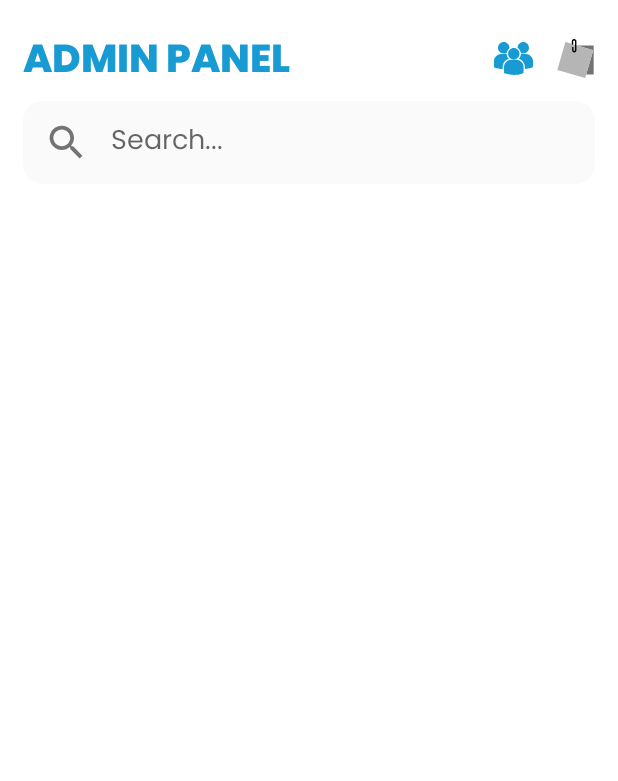
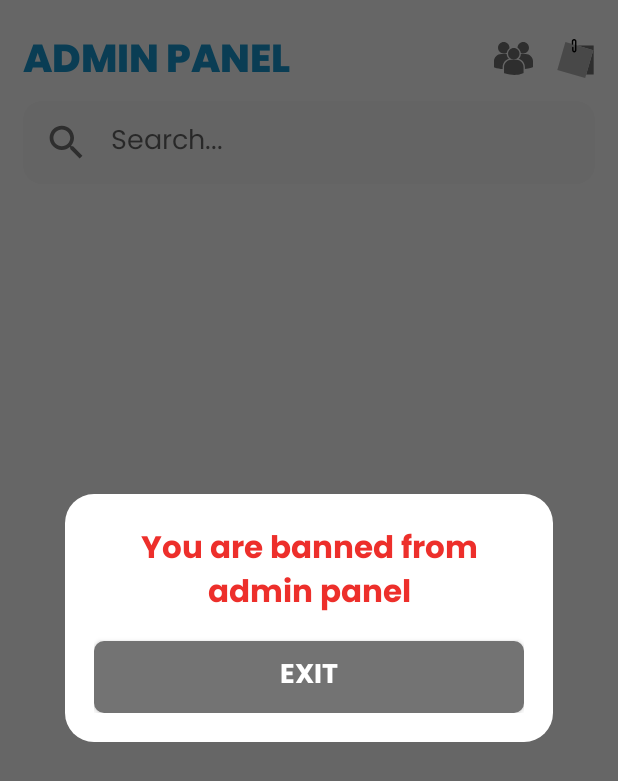
Before and after one commit to andreolikalcopoli/ViralAdminPanel, an Android app: the screen it shows after launch once a user with an empty profile is signed in (MainActivity), on a phone screen of 412 x 824 dp. Shown: the top 781 px of the screen. Run offline under Robolectric (Android 15) with nearby library versions, the phone set to English and light mode, and no system bars; our stand-ins replace Firebase (no records; nobody signed in at launch, a user with empty details on screens opened directly), sdp/ssp sizes.

Commit message:
###ADMIN PANEL###

```diff
--- a/app/src/main/java/com/magma/viraladminpanel/MainActivity.java
+++ b/app/src/main/java/com/magma/viraladminpanel/MainActivity.java
@@ -9,7 +9,6 @@ import android.app.Activity;
 import android.content.Intent;
 import android.os.Bundle;
 
-import android.provider.ContactsContract;
 import android.text.Editable;
 import android.text.TextWatcher;
 import android.view.View;
@@ -30,12 +29,13 @@ import com.google.firebase.database.ValueEventListener;
 import com.magma.viraladminpanel.Adapter.PeopleAdapter;
 import com.magma.viraladminpanel.Adapter.PostAdapter;
 import com.magma.viraladminpanel.Popup.PopupAddAdmin;
+import com.magma.viraladminpanel.Popup.PopupBlockedAdmin;
+import com.magma.viraladminpanel.Popup.PopupSettings;
 
 import java.util.ArrayList;
 import java.util.Collections;
 import java.util.HashMap;
 import java.util.List;
-import java.util.Locale;
 import java.util.Map;
 
 public class MainActivity extends AppCompatActivity {
@@ -72,10 +72,12 @@ public class MainActivity extends AppCompatActivity {
         super.onCreate(savedInstanceState);
         setContentView(R.layout.activity_main);
 
+        mActivity = this;
+
         firebaseUser = FirebaseAuth.getInstance().getCurrentUser();
 
         if(firebaseUser != null) {
-            init();
+            checkBlocked();
         } else {
             Intent intent = new Intent(this, LoginActivity.class);
             startActivity(intent);
@@ -83,39 +85,51 @@ public class MainActivity extends AppCompatActivity {
         }
     }
 
-    private void init() {
-        loadedPeoples = false;
-        loadedPosts = false;
-
-        mActivity = this;
-
-        addAdmin = (ImageButton) findViewById(R.id.imageButtonAddAdmin);
-        settings = (ImageButton) findViewById(R.id.imageButtonSettings);
-
+    private void checkBlocked() {
         DatabaseReference adminRef = FirebaseDatabase.getInstance().getReference("admins");
 
         adminRef.child(firebaseUser.getUid())
                 .addValueEventListener(new ValueEventListener() {
                     @Override
                     public void onDataChange(@NonNull DataSnapshot snapshot) {
-                        String adminLevel = snapshot.getValue(String.class);
+                        Admin admin = snapshot.getValue(Admin.class);
 
-                        if(adminLevel.equals("head admin")) {
-                            addAdmin.setVisibility(View.VISIBLE);
-                            settings.setVisibility(View.VISIBLE);
+                        if(admin != null) {
+                            init(admin);
                         } else {
-                            addAdmin.setVisibility(View.GONE);
-                            settings.setVisibility(View.GONE);
+                            PopupBlockedAdmin popupBlockedAdmin = new PopupBlockedAdmin();
+                            popupBlockedAdmin.showPopup(mActivity);
                         }
                     }
 
                     @Override
                     public void onCancelled(@NonNull DatabaseError error) {}
                 });
+    }
+
+    private void init(Admin admin) {
+        loadedPeoples = false;
+        loadedPosts = false;
+
+        addAdmin = (ImageButton) findViewById(R.id.imageButtonAddAdmin);
+        settings = (ImageButton) findViewById(R.id.imageButtonSettings);
+
+        if(admin.getAdminLevel().equals("head admin")) {
+            addAdmin.setVisibility(View.VISIBLE);
+            settings.setVisibility(View.VISIBLE);
+        } else if(admin.getAdminLevel().equals("admin")) {
+            addAdmin.setVisibility(View.GONE);
+            settings.setVisibility(View.GONE);
+        }
 
         addAdmin.setOnClickListener(view -> {
             PopupAddAdmin popupAddAdmin = new PopupAddAdmin();
             popupAddAdmin.showPopup(mActivity);
+        });
+
+        settings.setOnClickListener(view -> {
+            PopupSettings popupSettings = new PopupSettings();
+            popupSettings.showPopup(mActivity);
         });
 
         progressBar = (ProgressBar) findViewById(R.id.progressBar);
--- /dev/null
+++ b/app/src/main/java/com/magma/viraladminpanel/Popup/PopupBlockedAdmin.java
@@ -0,0 +1,29 @@
+package com.magma.viraladminpanel.Popup;
+
+import android.app.Activity;
+import android.app.Dialog;
+import android.graphics.Color;
+import android.graphics.drawable.ColorDrawable;
+import android.view.Window;
+import android.widget.Button;
+
+import com.magma.viraladminpanel.R;
+
+public class PopupBlockedAdmin {
+
+    public void showPopup(Activity activity) {
+        final Dialog dialog = new Dialog(activity);
+        dialog.requestWindowFeature(Window.FEATURE_NO_TITLE);
+        dialog.setContentView(R.layout.blocked_admin_popup);
+        dialog.setCancelable(false);
+        dialog.getWindow().setBackgroundDrawable(new ColorDrawable(Color.TRANSPARENT));
+
+        Button buttonExit = (Button) dialog.findViewById(R.id.buttonExitBlockedAdminPopup);
+        buttonExit.setOnClickListener(view -> {
+            dialog.dismiss();
+            activity.finishAffinity();
+        });
+
+        dialog.show();
+    }
+}
--- a/app/src/main/res/layout/activity_main.xml
+++ b/app/src/main/res/layout/activity_main.xml
@@ -108,6 +108,7 @@
                 android:id="@+id/recPeople"
                 android:layout_width="match_parent"
                 android:layout_height="wrap_content"
+                android:paddingBottom="@dimen/_30sdp"
                 android:layout_marginLeft="@dimen/_12sdp"
                 android:layout_marginRight="@dimen/_12sdp"
                 android:visibility="gone" />
@@ -116,6 +117,7 @@
                 android:id="@+id/recPosts"
                 android:layout_width="match_parent"
                 android:layout_height="wrap_content"
+                android:paddingBottom="@dimen/_30sdp"
                 android:visibility="gone" />
         </LinearLayout>
     </androidx.core.widget.NestedScrollView>
--- /dev/null
+++ b/app/src/main/res/layout/blocked_admin_popup.xml
@@ -0,0 +1,36 @@
+<?xml version="1.0" encoding="utf-8"?>
+<androidx.constraintlayout.widget.ConstraintLayout xmlns:android="http://schemas.android.com/apk/res/android"
+    xmlns:app="http://schemas.android.com/apk/res-auto"
+    xmlns:tools="http://schemas.android.com/tools"
+    android:layout_width="@dimen/_250sdp"
+    android:layout_height="wrap_content"
+    android:background="@drawable/popup_background"
+    android:padding="@dimen/_15sdp">
+
+    <TextView
+        android:id="@+id/textView7"
+        android:layout_width="match_parent"
+        android:layout_height="wrap_content"
+        android:fontFamily="@font/poppins_bold"
+        android:text="You are banned from admin panel"
+        android:textAlignment="center"
+        android:textColor="#ED2F2B"
+        android:textSize="@dimen/_16sdp"
+        app:layout_constraintEnd_toEndOf="parent"
+        app:layout_constraintStart_toStartOf="parent"
+        app:layout_constraintTop_toTopOf="parent" />
+
+    <androidx.appcompat.widget.AppCompatButton
+        android:id="@+id/buttonExitBlockedAdminPopup"
+        android:layout_width="match_parent"
+        android:layout_height="wrap_content"
+        android:layout_marginTop="@dimen/_10sdp"
+        android:background="@drawable/back_button_background"
+        android:fontFamily="@font/poppins_bold"
+        android:text="EXIT"
+        android:textSize="@dimen/_14sdp"
+        app:layout_constraintEnd_toEndOf="parent"
+        app:layout_constraintStart_toStartOf="parent"
+        app:layout_constraintTop_toBottomOf="@+id/textView7" />
+
+</androidx.constraintlayout.widget.ConstraintLayout>
```
Also changed, not shown: app/src/main/java/com/magma/viraladminpanel/Adapter/AdminAdapter.java (added, +70 -0 lines), app/src/main/java/com/magma/viraladminpanel/Admin.java (added, +24 -0 lines), app/src/main/java/com/magma/viraladminpanel/Popup/PopupAddAdmin.java (+10 -3 lines), app/src/main/java/com/magma/viraladminpanel/Popup/PopupSettings.java (added, +96 -0 lines), app/src/main/res/layout/admin_item.xml (added, +26 -0 lines), app/src/main/res/layout/settings_popup.xml (added, +57 -0 lines).
